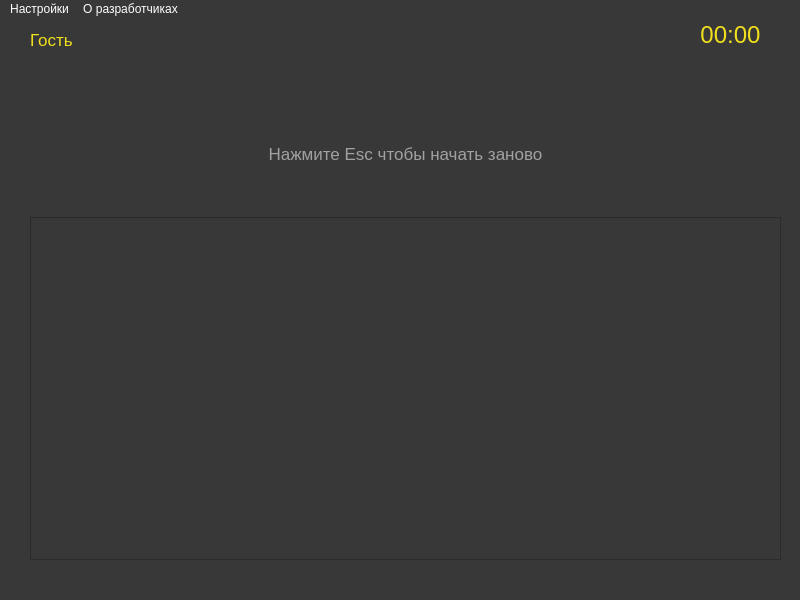
Above: project.ui from Dzhuks/typing_test before the change. Below: the same form after it.
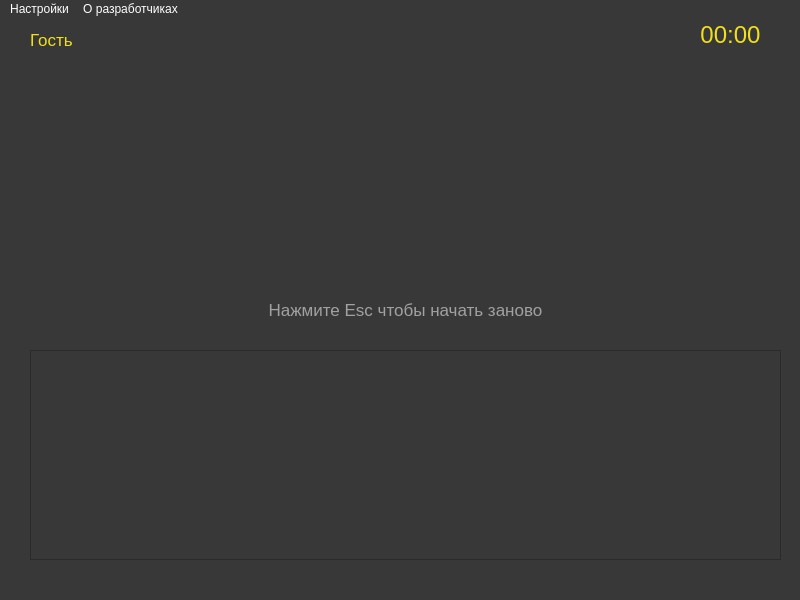
That is the form after the change.

Commit message: Корректировка интерфейса

What changed in the file:
```diff
--- a/project.ui
+++ b/project.ui
@@ -2,6 +2,9 @@
 <ui version="4.0">
  <class>MainWindow</class>
  <widget class="QMainWindow" name="MainWindow">
+  <property name="enabled">
+   <bool>true</bool>
+  </property>
   <property name="geometry">
    <rect>
     <x>0</x>
@@ -27,7 +30,7 @@
       <height>501</height>
      </rect>
     </property>
-    <layout class="QVBoxLayout" name="verticalLayout" stretch="0,1,3">
+    <layout class="QVBoxLayout" name="verticalLayout" stretch="3,1,3">
      <property name="sizeConstraint">
       <enum>QLayout::SetDefaultConstraint</enum>
      </property>
@@ -213,7 +216,22 @@
    <addaction name="settings_menu"/>
    <addaction name="about_menu"/>
   </widget>
-  <widget class="QStatusBar" name="statusbar"/>
+  <widget class="QStatusBar" name="statusbar">
+   <property name="enabled">
+    <bool>true</bool>
+   </property>
+   <property name="font">
+    <font>
+     <pointsize>11</pointsize>
+    </font>
+   </property>
+   <property name="layoutDirection">
+    <enum>Qt::LeftToRight</enum>
+   </property>
+   <property name="styleSheet">
+    <string notr="true"/>
+   </property>
+  </widget>
   <action name="dark_theme">
    <property name="text">
     <string>Темная (по умолчанию)</string>
```
Left out of the diff: 2 changed lines with no effect on the pictures. The commit also changes 1 other file.
